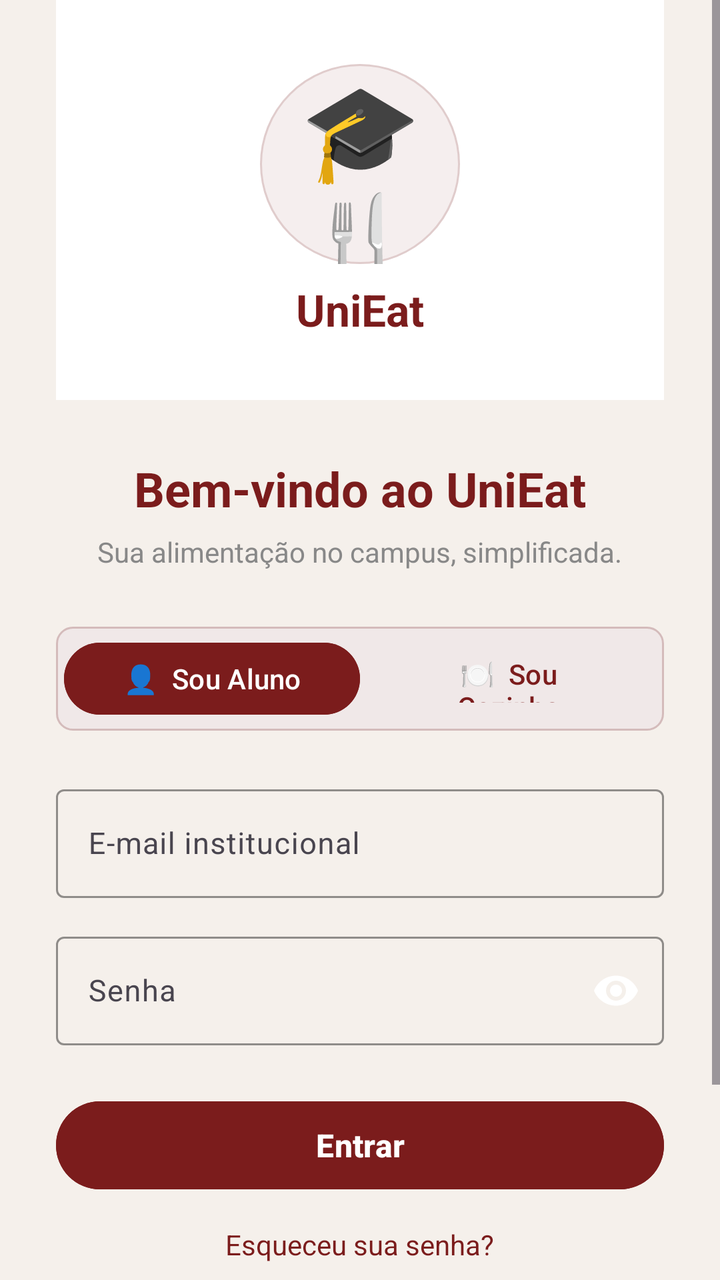
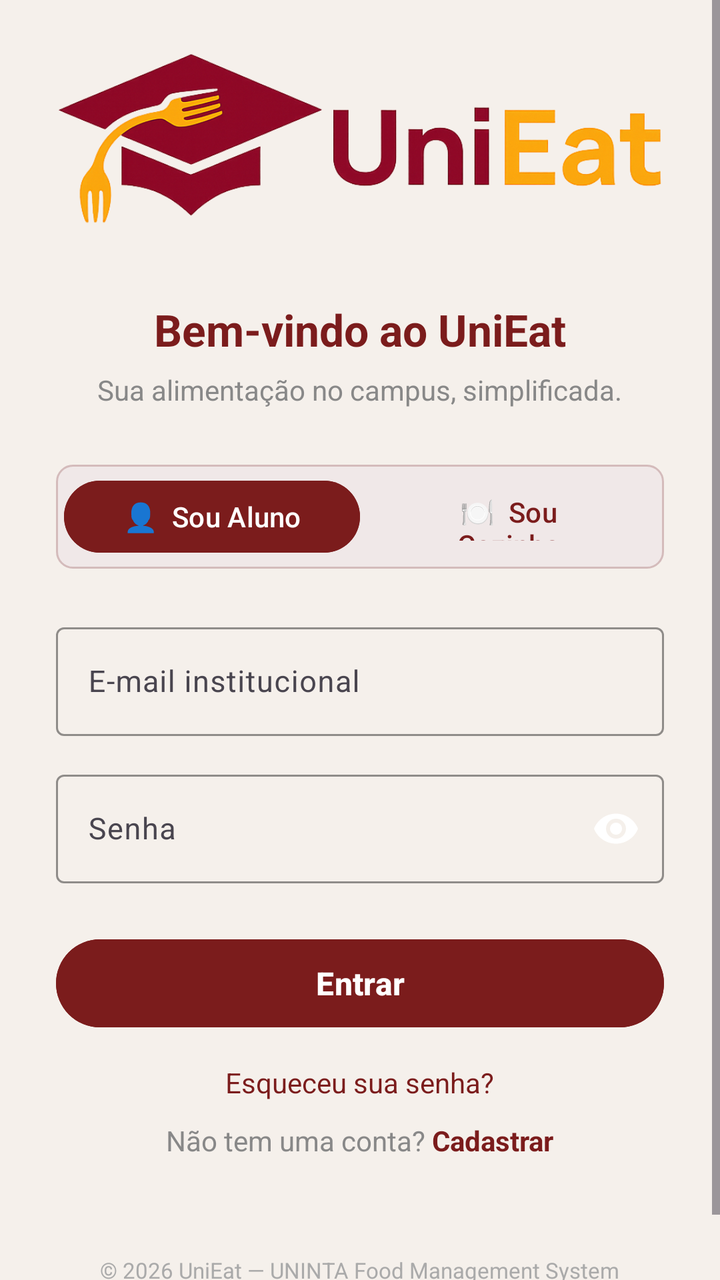

Before-and-after screenshots of an Android layout around one commit, followed by the original layout XML and the change that was made.
<!-- AndroidManifest.xml: application theme Theme.UniEat -->
<!-- res/layout/activity_login.xml -->
<?xml version="1.0" encoding="utf-8"?>
<ScrollView xmlns:android="http://schemas.android.com/apk/res/android"
    xmlns:app="http://schemas.android.com/apk/res-auto"
    android:id="@+id/main"
    android:layout_width="match_parent"
    android:layout_height="match_parent"
    android:background="#F5F0EB"
    android:fillViewport="true">
    <LinearLayout
        android:layout_width="match_parent"
        android:layout_height="wrap_content"
        android:orientation="vertical"
        android:paddingStart="28dp"
        android:paddingEnd="28dp"
        android:paddingBottom="32dp">
        <LinearLayout
            android:layout_width="match_parent"
            android:layout_height="200dp"
            android:background="#FFFFFF"
            android:gravity="center"
            android:orientation="vertical"
            android:paddingTop="32dp"
            android:paddingBottom="32dp">
            <TextView
                android:layout_width="100dp"
                android:layout_height="100dp"
                android:background="@drawable/shape_logo_placeholder"
                android:contentDescription="Logo UniEat (placeholder)"
                android:gravity="center"
                android:text="🎓🍴"
                android:textSize="48sp" />
            <TextView
                android:layout_width="wrap_content"
                android:layout_height="wrap_content"
                android:layout_marginTop="8dp"
                android:text="UniEat"
                android:textColor="#7B1C1C"
                android:textSize="22sp"
                android:textStyle="bold" />
        </LinearLayout>
        <TextView
            android:layout_width="wrap_content"
            android:layout_height="wrap_content"
            android:layout_gravity="center_horizontal"
            android:layout_marginTop="28dp"
            android:text="Bem-vindo ao UniEat"
            android:textSize="24sp"
            android:textStyle="bold"
            android:textColor="#7B1C1C" />
        <TextView
            android:layout_width="wrap_content"
            android:layout_height="wrap_content"
            android:layout_gravity="center_horizontal"
            android:layout_marginTop="6dp"
            android:text="Sua alimentação no campus, simplificada."
            android:textSize="14sp"
            android:textColor="#888888" />
        <LinearLayout
            android:layout_width="match_parent"
            android:layout_height="wrap_content"
            android:layout_marginTop="28dp"
            android:orientation="horizontal"
            android:gravity="center"
            android:background="@drawable/shape_toggle_bg"
            android:padding="4dp">
            <Button
                android:id="@+id/btnSouAluno"
                android:layout_width="0dp"
                android:layout_height="44dp"
                android:layout_weight="1"
                android:text="👤  Sou Aluno"
                android:textSize="14sp"
                android:textColor="#FFFFFF"
                android:backgroundTint="#7B1C1C"
                android:stateListAnimator="@null"
                style="@style/Widget.Material3.Button" />
            <Button
                android:id="@+id/btnSouCozinha"
                android:layout_width="0dp"
                android:layout_height="44dp"
                android:layout_weight="1"
                android:text="🍽️  Sou Cozinha"
                android:textSize="14sp"
                android:textColor="#7B1C1C"
                android:backgroundTint="@android:color/transparent"
                android:stateListAnimator="@null"
                style="@style/Widget.Material3.Button" />
        </LinearLayout>
        <com.google.android.material.textfield.TextInputLayout
            android:layout_width="match_parent"
            android:layout_height="wrap_content"
            android:layout_marginTop="24dp"
            style="@style/Widget.Material3.TextInputLayout.OutlinedBox"
            app:boxStrokeColor="#CCCCCC"
            app:hintTextColor="#888888">
            <com.google.android.material.textfield.TextInputEditText
                android:id="@+id/etEmail"
                android:layout_width="match_parent"
                android:layout_height="wrap_content"
                android:hint="E-mail institucional"
                android:inputType="textEmailAddress"
                android:textSize="15sp"
                android:textColor="#222222" />
        </com.google.android.material.textfield.TextInputLayout>
        <com.google.android.material.textfield.TextInputLayout
            android:layout_width="match_parent"
            android:layout_height="wrap_content"
            android:layout_marginTop="14dp"
            style="@style/Widget.Material3.TextInputLayout.OutlinedBox"
            app:boxStrokeColor="#CCCCCC"
            app:hintTextColor="#888888"
            app:passwordToggleEnabled="true"
            app:endIconMode="password_toggle">
            <com.google.android.material.textfield.TextInputEditText
                android:id="@+id/etSenha"
                android:layout_width="match_parent"
                android:layout_height="wrap_content"
                android:hint="Senha"
                android:inputType="textPassword"
                android:textSize="15sp"
                android:textColor="#222222" />
        </com.google.android.material.textfield.TextInputLayout>
        <Button
            android:id="@+id/btnEntrar"
            android:layout_width="match_parent"
            android:layout_height="52dp"
            android:layout_marginTop="24dp"
            android:text="Entrar"
            android:textSize="16sp"
            android:textColor="#FFFFFF"
            android:textStyle="bold"
            android:backgroundTint="#7B1C1C"
            android:stateListAnimator="@null"
            style="@style/Widget.Material3.Button" />
        <TextView
            android:id="@+id/tvEsqueceuSenha"
            android:layout_width="wrap_content"
            android:layout_height="wrap_content"
            android:layout_gravity="center_horizontal"
            android:layout_marginTop="14dp"
            android:text="Esqueceu sua senha?"
            android:textSize="14sp"
            android:textColor="#7B1C1C"
            android:clickable="true"
            android:focusable="true" />
        <LinearLayout
            android:layout_width="wrap_content"
            android:layout_height="wrap_content"
            android:layout_gravity="center_horizontal"
            android:layout_marginTop="10dp"
            android:orientation="horizontal"
            android:gravity="center_vertical">
            <TextView
                android:layout_width="wrap_content"
                android:layout_height="wrap_content"
                android:text="Não tem uma conta? "
                android:textSize="14sp"
                android:textColor="#888888" />
            <TextView
                android:id="@+id/tvCadastrar"
                android:layout_width="wrap_content"
                android:layout_height="wrap_content"
                android:text="Cadastrar"
                android:textSize="14sp"
                android:textStyle="bold"
                android:textColor="#7B1C1C"
                android:clickable="true"
                android:focusable="true" />
        </LinearLayout>
        <Space
            android:layout_width="match_parent"
            android:layout_height="0dp"
            android:layout_weight="1" />
        <TextView
            android:layout_width="wrap_content"
            android:layout_height="wrap_content"
            android:layout_gravity="center_horizontal"
            android:layout_marginTop="48dp"
            android:text="© 2026 UniEat — UNINTA Food Management System"
            android:textSize="11sp"
            android:textColor="#AAAAAA" />
    </LinearLayout>
</ScrollView>
<!-- resources referenced by this layout -->
<resources>
  <!-- drawable shape_logo_placeholder (drawable) -->
  <?xml version="1.0" encoding="utf-8"?>
  <shape xmlns:android="http://schemas.android.com/apk/res/android"
      android:shape="oval">
      <solid android:color="#F5EEEE" />
      <stroke
          android:width="1dp"
          android:color="#E0CCCC" />
  </shape>
  <!-- drawable shape_toggle_bg (drawable) -->
  <?xml version="1.0" encoding="utf-8"?>
  <shape xmlns:android="http://schemas.android.com/apk/res/android"
      android:shape="rectangle">
      <solid android:color="#F0E8E8" />
      <stroke
          android:width="1dp"
          android:color="#D4BBBB" />
      <corners android:radius="8dp" />
  </shape>
  <style name="Theme.UniEat" parent="Base.Theme.UniEat" />
  <style name="Base.Theme.UniEat" parent="Theme.Material3.DayNight.NoActionBar">
      </style>
</resources>

<!-- the commit's change to res/layout/activity_login.xml (unified diff, before → after) -->
@@ -8,43 +8,33 @@
     android:fillViewport="true">
     <LinearLayout
         android:layout_width="match_parent"
-        android:layout_height="wrap_content"
+        android:layout_height="match_parent"
+        android:gravity="center_vertical"
         android:orientation="vertical"
         android:paddingStart="28dp"
         android:paddingEnd="28dp"
         android:paddingBottom="32dp">
         <LinearLayout
             android:layout_width="match_parent"
-            android:layout_height="200dp"
-            android:background="#FFFFFF"
+            android:layout_height="wrap_content"
             android:gravity="center"
             android:orientation="vertical"
-            android:paddingTop="32dp"
-            android:paddingBottom="32dp">
-            <TextView
-                android:layout_width="100dp"
-                android:layout_height="100dp"
-                android:background="@drawable/shape_logo_placeholder"
-                android:contentDescription="Logo UniEat (placeholder)"
-                android:gravity="center"
-                android:text="🎓🍴"
-                android:textSize="48sp" />
-            <TextView
+            android:paddingTop="24dp"
+            android:paddingBottom="16dp">
+            <ImageView
                 android:layout_width="wrap_content"
-                android:layout_height="wrap_content"
-                android:layout_marginTop="8dp"
-                android:text="UniEat"
-                android:textColor="#7B1C1C"
-                android:textSize="22sp"
-                android:textStyle="bold" />
+                android:layout_height="90dp"
+                android:src="@drawable/logo_unieat"
+                android:contentDescription="Logo UniEat"
+                android:adjustViewBounds="true" />
         </LinearLayout>
         <TextView
             android:layout_width="wrap_content"
             android:layout_height="wrap_content"
             android:layout_gravity="center_horizontal"
-            android:layout_marginTop="28dp"
+            android:layout_marginTop="20dp"
             android:text="Bem-vindo ao UniEat"
-            android:textSize="24sp"
+            android:textSize="22sp"
             android:textStyle="bold"
             android:textColor="#7B1C1C" />
         <TextView
@@ -167,10 +157,6 @@
                 android:clickable="true"
                 android:focusable="true" />
         </LinearLayout>
-        <Space
-            android:layout_width="match_parent"
-            android:layout_height="0dp"
-            android:layout_weight="1" />
         <TextView
             android:layout_width="wrap_content"
             android:layout_height="wrap_content"
<!-- resource entries referenced after the edit -->
@@ -1,14 +1,6 @@
 <!-- resources referenced by this layout -->
 <resources>
-  <!-- drawable shape_logo_placeholder (drawable) -->
-  <?xml version="1.0" encoding="utf-8"?>
-  <shape xmlns:android="http://schemas.android.com/apk/res/android"
-      android:shape="oval">
-      <solid android:color="#F5EEEE" />
-      <stroke
-          android:width="1dp"
-          android:color="#E0CCCC" />
-  </shape>
+  <!-- drawable logo_unieat: png bitmap (drawable, 134527 bytes) -->
   <!-- drawable shape_toggle_bg (drawable) -->
   <?xml version="1.0" encoding="utf-8"?>
   <shape xmlns:android="http://schemas.android.com/apk/res/android"
